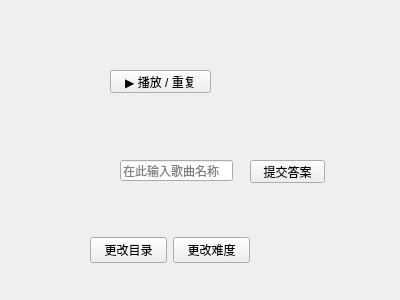
The window that gamewindow.ui (mygameworld9/Guess_Song) describes before a commit, drawn with Qt 5.
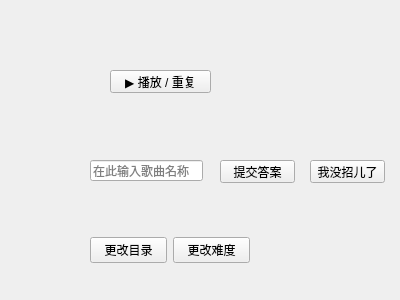
The same window after the commit.

Diff of the .ui file:
```diff
--- a/gamewindow.ui
+++ b/gamewindow.ui
@@ -16,9 +16,9 @@
   <widget class="QLabel" name="statusLabel">
    <property name="geometry">
     <rect>
-     <x>110</x>
+     <x>70</x>
      <y>120</y>
-     <width>111</width>
+     <width>261</width>
      <height>16</height>
     </rect>
    </property>
@@ -48,7 +48,7 @@
   <widget class="QLineEdit" name="answerLineEdit">
    <property name="geometry">
     <rect>
-     <x>120</x>
+     <x>90</x>
      <y>160</y>
      <width>113</width>
      <height>21</height>
@@ -87,7 +87,7 @@
   <widget class="QPushButton" name="submitAnswerButton">
    <property name="geometry">
     <rect>
-     <x>250</x>
+     <x>220</x>
      <y>160</y>
      <width>75</width>
      <height>23</height>
@@ -97,6 +97,32 @@
     <string>提交答案</string>
    </property>
   </widget>
+  <widget class="QPushButton" name="giveUpButton">
+   <property name="geometry">
+    <rect>
+     <x>310</x>
+     <y>160</y>
+     <width>75</width>
+     <height>23</height>
+    </rect>
+   </property>
+   <property name="text">
+    <string>我没招儿了</string>
+   </property>
+  </widget>
+  <widget class="QLabel" name="correctAnswerLabel">
+   <property name="geometry">
+    <rect>
+     <x>230</x>
+     <y>120</y>
+     <width>53</width>
+     <height>15</height>
+    </rect>
+   </property>
+   <property name="text">
+    <string/>
+   </property>
+  </widget>
  </widget>
  <resources/>
  <connections/>
```
